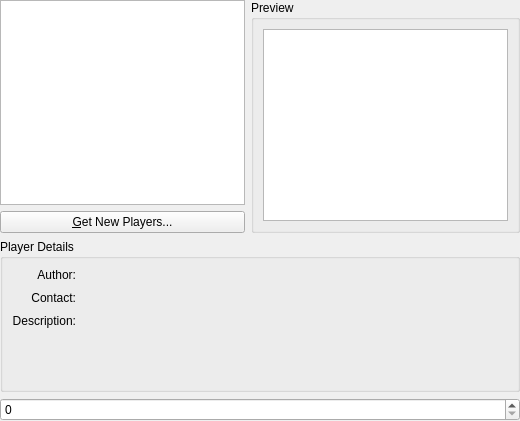
This is src/playerselector.ui in KDE/granatier as Qt 5 draws it before an edit. The edited form follows.
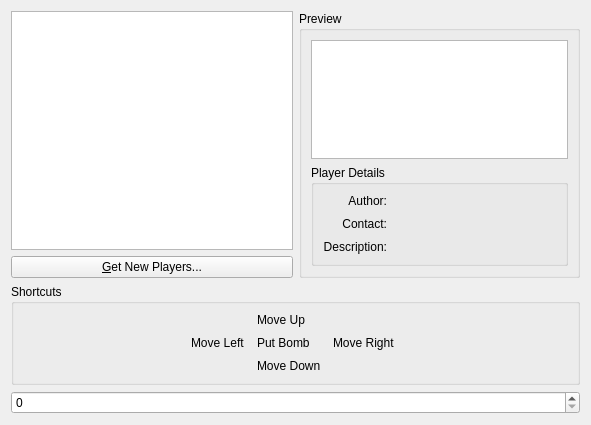
This is the edited form. Custom widgets are drawn as their Qt base class.

Commit message: load and save the keys to move the players and show them in the configure dialog

```diff
--- a/src/playerselector.ui
+++ b/src/playerselector.ui
@@ -6,17 +6,12 @@
    <rect>
     <x>0</x>
     <y>0</y>
-    <width>520</width>
-    <height>421</height>
+    <width>591</width>
+    <height>425</height>
    </rect>
   </property>
-  <layout class="QVBoxLayout" name="verticalLayout">
-   <property name="margin">
-    <number>0</number>
-   </property>
-   <item>
-    <layout class="QHBoxLayout">
-     <item>
+  <layout class="QGridLayout" name="gridLayout_2">
+   <item row="0" column="0">
       <layout class="QVBoxLayout">
        <item>
         <widget class="KListWidget" name="playerList"/>
@@ -30,7 +25,7 @@
        </item>
       </layout>
      </item>
-     <item>
+   <item row="0" column="1">
       <widget class="QGroupBox" name="groupBox_2">
        <property name="sizePolicy">
         <sizepolicy hsizetype="Expanding" vsizetype="Preferred">
@@ -51,11 +46,6 @@
         <item>
          <widget class="QGraphicsView" name="playerPreview"/>
         </item>
-       </layout>
-      </widget>
-     </item>
-    </layout>
-   </item>
    <item>
     <widget class="QGroupBox" name="groupBox">
      <property name="sizePolicy">
@@ -192,7 +182,145 @@
      </layout>
     </widget>
    </item>
-   <item>
+     </layout>
+    </widget>
+   </item>
+   <item row="1" column="0" colspan="2">
+    <widget class="QGroupBox" name="groupBox_3">
+     <property name="title">
+      <string>Shortcuts</string>
+     </property>
+     <layout class="QGridLayout" name="gridLayout_3">
+      <item row="3" column="2">
+       <widget class="KKeySequenceWidget" name="keyLeft">
+        <property name="multiKeyShortcutsAllowed">
+         <bool>false</bool>
+        </property>
+       </widget>
+      </item>
+      <item row="3" column="7">
+       <widget class="KKeySequenceWidget" name="keyRight">
+        <property name="multiKeyShortcutsAllowed">
+         <bool>false</bool>
+        </property>
+       </widget>
+      </item>
+      <item row="4" column="5">
+       <widget class="KKeySequenceWidget" name="keyDown">
+        <property name="multiKeyShortcutsAllowed">
+         <bool>false</bool>
+        </property>
+       </widget>
+      </item>
+      <item row="3" column="5">
+       <widget class="KKeySequenceWidget" name="keyPutBomb">
+        <property name="multiKeyShortcutsAllowed">
+         <bool>false</bool>
+        </property>
+       </widget>
+      </item>
+      <item row="0" column="5">
+       <widget class="KKeySequenceWidget" name="keyUp">
+        <property name="multiKeyShortcutsAllowed">
+         <bool>false</bool>
+        </property>
+       </widget>
+      </item>
+      <item row="3" column="1">
+       <widget class="QLabel" name="label">
+        <property name="sizePolicy">
+         <sizepolicy hsizetype="Fixed" vsizetype="Preferred">
+          <horstretch>0</horstretch>
+          <verstretch>0</verstretch>
+         </sizepolicy>
+        </property>
+        <property name="text">
+         <string>Move Left</string>
+        </property>
+       </widget>
+      </item>
+      <item row="3" column="3">
+       <widget class="QLabel" name="label_2">
+        <property name="sizePolicy">
+         <sizepolicy hsizetype="Fixed" vsizetype="Preferred">
+          <horstretch>0</horstretch>
+          <verstretch>0</verstretch>
+         </sizepolicy>
+        </property>
+        <property name="text">
+         <string>Put Bomb</string>
+        </property>
+       </widget>
+      </item>
+      <item row="3" column="6">
+       <widget class="QLabel" name="label_3">
+        <property name="sizePolicy">
+         <sizepolicy hsizetype="Fixed" vsizetype="Preferred">
+          <horstretch>0</horstretch>
+          <verstretch>0</verstretch>
+         </sizepolicy>
+        </property>
+        <property name="text">
+         <string>Move Right</string>
+        </property>
+       </widget>
+      </item>
+      <item row="0" column="3">
+       <widget class="QLabel" name="label_4">
+        <property name="sizePolicy">
+         <sizepolicy hsizetype="Fixed" vsizetype="Preferred">
+          <horstretch>0</horstretch>
+          <verstretch>0</verstretch>
+         </sizepolicy>
+        </property>
+        <property name="text">
+         <string>Move Up</string>
+        </property>
+       </widget>
+      </item>
+      <item row="4" column="3">
+       <widget class="QLabel" name="label_5">
+        <property name="sizePolicy">
+         <sizepolicy hsizetype="Fixed" vsizetype="Preferred">
+          <horstretch>0</horstretch>
+          <verstretch>0</verstretch>
+         </sizepolicy>
+        </property>
+        <property name="text">
+         <string>Move Down</string>
+        </property>
+       </widget>
+      </item>
+      <item row="3" column="0">
+       <spacer name="horizontalSpacer">
+        <property name="orientation">
+         <enum>Qt::Horizontal</enum>
+        </property>
+        <property name="sizeHint" stdset="0">
+         <size>
+          <width>40</width>
+          <height>20</height>
+         </size>
+        </property>
+       </spacer>
+      </item>
+      <item row="3" column="8">
+       <spacer name="horizontalSpacer_2">
+        <property name="orientation">
+         <enum>Qt::Horizontal</enum>
+        </property>
+        <property name="sizeHint" stdset="0">
+         <size>
+          <width>40</width>
+          <height>20</height>
+         </size>
+        </property>
+       </spacer>
+      </item>
+     </layout>
+    </widget>
+   </item>
+   <item row="3" column="0" colspan="2">
     <widget class="QSpinBox" name="kcfg_Dummy"/>
    </item>
   </layout>
@@ -203,6 +331,11 @@
    <extends>QListWidget</extends>
    <header>klistwidget.h</header>
   </customwidget>
+  <customwidget>
+   <class>KKeySequenceWidget</class>
+   <extends>QWidget</extends>
+   <header>kkeysequencewidget.h</header>
+  </customwidget>
  </customwidgets>
  <resources/>
  <connections/>
```
Left out of the diff: 20 changed lines with no effect on the pictures. Lines whose indentation alone changed are shown as unchanged. The commit also changes 8 other files.
